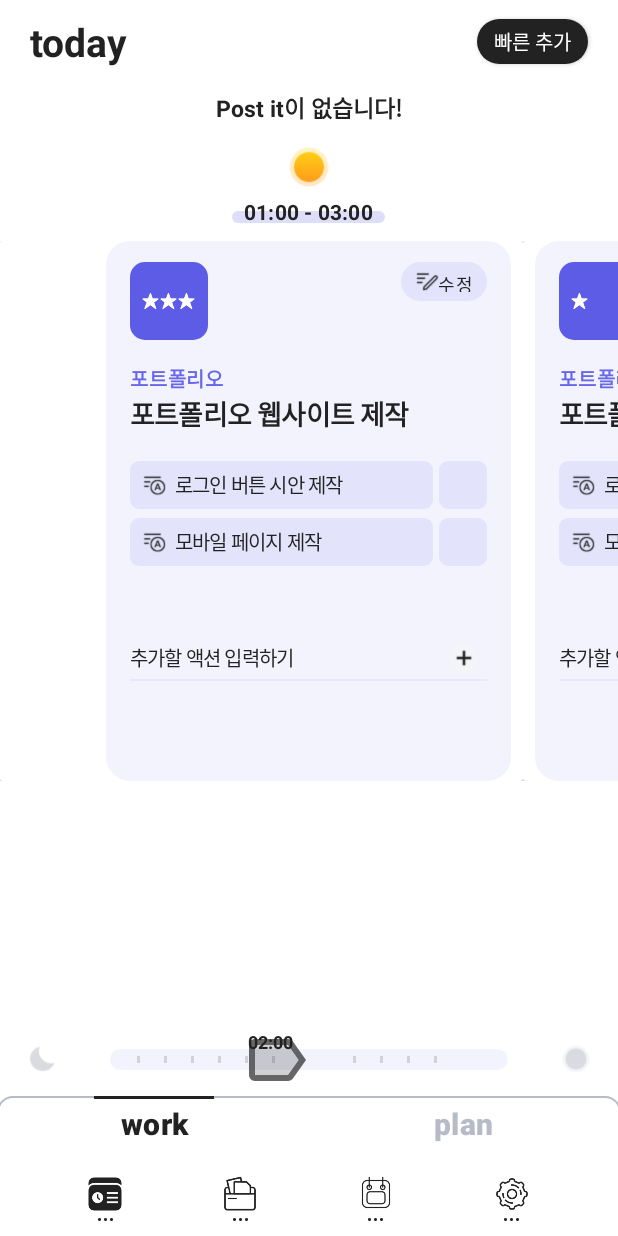
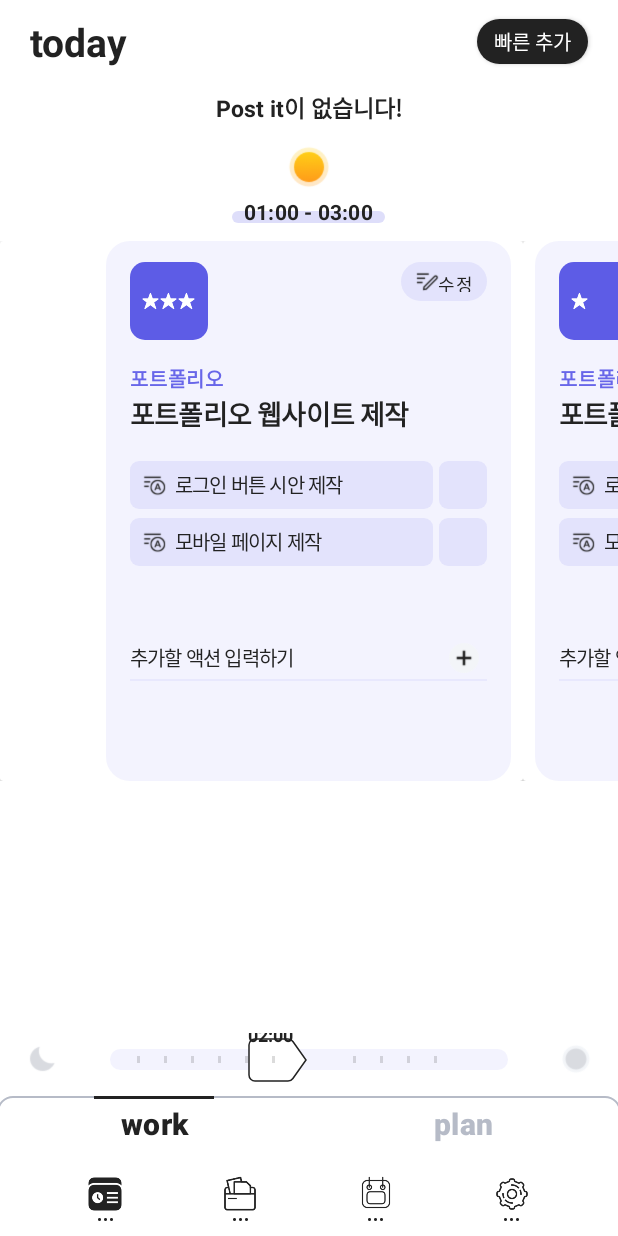
Before and after one commit to seonb2n/toodle_and_java, an Android app: the screen it shows after launch (TodayWorkActivity), on a phone screen of 412 x 824 dp. Run offline under Robolectric (Android 15) with nearby library versions, the light colour scheme and no system bars; libraries missing offline, so code that uses them is left out: com.franmontiel.persistentcookiejar, com.jakewharton.threetenabp, com.kakao.auth, com.kakao.network, com.kakao.usermgmt; 4 statements that could not run were skipped.

Commit message:
seek bar 움직임 추가, today wokr activity 완성(mock 데이터 포함)

```diff
--- a/ToodleToodle/app/src/main/java/com/origincurly/toodletoodle/TodayWorkActivity.java
+++ b/ToodleToodle/app/src/main/java/com/origincurly/toodletoodle/TodayWorkActivity.java
@@ -6,6 +6,7 @@ import android.util.Log;
 import android.view.KeyEvent;
 import android.view.View;
 import android.widget.RelativeLayout;
+import android.widget.SeekBar;
 import android.widget.TextView;
 import android.widget.Toast;
 
@@ -17,6 +18,7 @@ import com.origincurly.toodletoodle.list.PostitHorizontalAdapter;
 import com.origincurly.toodletoodle.list.TodayWorkAdapter;
 import com.origincurly.toodletoodle.list.TodayWorkCardViewItem;
 import com.origincurly.toodletoodle.list.TodayWorkToDoItem;
+import com.origincurly.toodletoodle.ui.CustomSeekBar;
 import com.origincurly.toodletoodle.util.ErrorCodeEnum;
 import com.origincurly.toodletoodle.util.NetworkManager;
 
@@ -58,6 +60,8 @@ public class TodayWorkActivity extends BasicActivity {
     private TextView todayTimeNowTextView;
 
     private LinearLayoutManager todayCardViewLayoutManager;
+    private CustomSeekBar todayTimeSeekBar;
+    private RelativeLayout cardView_null_layout;
 
     //endregion
 
@@ -88,8 +92,10 @@ public class TodayWorkActivity extends BasicActivity {
         todoCardView_RecyclerView.setLayoutManager(todayCardViewLayoutManager);
 
         new TodayWorkTask().execute();
-
         todayTimeNowTextView = findViewById(R.id.today_time_start_textView);
+        todayTimeSeekBar = findViewById(R.id.today_time_seekBar);
+        todayTimeSeekBar.setEnabled(false);
+        cardView_null_layout = findViewById(R.id.cardView_null_layout);
     }
 
     private void showWorkTime(String startTime, String endTime) {
@@ -99,6 +105,10 @@ public class TodayWorkActivity extends BasicActivity {
 
     private String convertDateTimeToString(LocalDateTime localDateTime) {
         return String.valueOf(localDateTime.getHour())+":" + String.valueOf(localDateTime.getMinute());
+    }
+
+    private int convertDateTimeToInt(LocalDateTime localDateTime) {
+        return (int)localDateTime.getHour();
     }
 
     private View.OnClickListener onClickPostitItem = new View.OnClickListener() {
@@ -187,6 +197,7 @@ public class TodayWorkActivity extends BasicActivity {
         postitHorizontalAdapter = new PostitHorizontalAdapter(mContext, onClickPostitItem);
 
         if (jsonArray.length() > 0) {
+
             for (int i = 0; i < jsonArray.length(); i++) {
                 try {
                     JSONObject jsonObject = jsonArray.getJSONObject(i);
@@ -310,6 +321,10 @@ public class TodayWorkActivity extends BasicActivity {
 
     private void setCardView(JSONArray jsonArray) {
 
+        if(jsonArray ==  null) {
+            cardView_null_layout.setVisibility(View.VISIBLE);
+        }
+
         //mock data
         todayWorkCardViewItems = new ArrayList<>();
         List<TodayWorkToDoItem> toDoItems = new ArrayList<>();
@@ -394,10 +409,14 @@ public class TodayWorkActivity extends BasicActivity {
                     }
                 }
 
-                //TODO 지금 보여지는 cardView 에 따라서 시간대와 밑에 seek bar 움직이게 만들기
+                //cardview 움직임에 따라 시간과 seek bar progress 변경
                 if(((LinearLayoutManager) Objects.requireNonNull(recyclerView.getLayoutManager())).findFirstCompletelyVisibleItemPosition() != -1) {
                     int nowPos = ((LinearLayoutManager) Objects.requireNonNull(recyclerView.getLayoutManager())).findFirstCompletelyVisibleItemPosition();
-                    showWorkTime(convertDateTimeToString(todayWorkCardViewItems.get(nowPos).startAt), convertDateTimeToString(todayWorkCardViewItems.get(nowPos).endAt));
+                    String nowStartTime = convertDateTimeToString(todayWorkCardViewItems.get(nowPos).startAt);
+                    String nowEndTime = convertDateTimeToString(todayWorkCardViewItems.get(nowPos).endAt);
+                    showWorkTime(nowStartTime, nowEndTime);
+                    todayTimeSeekBar.setOverlayText(nowStartTime);
+                    todayTimeSeekBar.setProgress(convertDateTimeToInt(todayWorkCardViewItems.get(nowPos).startAt), true);
                 }
             }
         }
--- a/ToodleToodle/app/src/main/java/com/origincurly/toodletoodle/ui/CustomSeekBar.java
+++ b/ToodleToodle/app/src/main/java/com/origincurly/toodletoodle/ui/CustomSeekBar.java
@@ -77,6 +77,7 @@ public class CustomSeekBar extends AppCompatSeekBar {
         textPaint.setTypeface(Typeface.DEFAULT_BOLD);
         textPaint.setTextAlign(Paint.Align.LEFT);
         textPaint.setColor(textColor);
+        textPaint.setTextSize(16);
         String nowTime = "02:00";
         setOverlayText(nowTime);
     }
@@ -146,7 +147,7 @@ public class CustomSeekBar extends AppCompatSeekBar {
         int middleOfThumbControl = (int) ((double) (width - leftRightPaddingSeekBar * 2) * percentProgress);
 
         float x = middleOfThumbControl + textWidth / 2;
-        float y = height - textHeight * 2 + (float)textHeight / 3;
+        float y = height - textHeight * 2;
         canvas.drawText(overlayText, x, y, textPaint);
     }
 
--- /dev/null
+++ b/ToodleToodle/app/src/main/res/drawable/custom_today_task_null.xml
@@ -0,0 +1,7 @@
+<?xml version="1.0" encoding="utf-8"?>
+<shape xmlns:android="http://schemas.android.com/apk/res/android"
+    android:shape="rectangle">
+    <corners android:radius="16dp"/>
+    <stroke android:width="1dp"
+        android:color="@color/today_task_null_back"/>
+</shape>
--- /dev/null
+++ b/ToodleToodle/app/src/main/res/drawable/ic_today_seekbar_thumb.xml
@@ -0,0 +1,11 @@
+<vector xmlns:android="http://schemas.android.com/apk/res/android"
+    android:width="48dp"
+    android:height="48dp"
+    android:viewportWidth="24"
+    android:viewportHeight="24">
+        <path
+            android:fillColor="@android:color/white"
+            android:pathData="M17.63,5.84C17.27,5.33 16.67,5 16,5L5,5.01C3.9,5.01 3,5.9 3,7v10c0,1.1 0.9,1.99 2,1.99L16,19c0.67,0 1.27,-0.33 1.63,-0.84L22,12l-4.37,-6.16z"
+            android:strokeWidth="0.5"
+            android:strokeColor="@color/today_basic_black" />
+</vector>
--- a/ToodleToodle/app/src/main/res/layout/activity_today_work.xml
+++ b/ToodleToodle/app/src/main/res/layout/activity_today_work.xml
@@ -85,7 +85,7 @@
             android:layout_width="30dp"
             android:layout_height="30dp"
             android:layout_centerHorizontal="true"
-            android:src="@drawable/ic_sun_30"/>
+            android:src="@drawable/ic_sun_30" />
 
     </RelativeLayout>
 
@@ -135,6 +135,34 @@
         android:layout_below="@id/todayNowTimeRelativeLayout"
         android:layout_marginTop="10dp">
 
+        <RelativeLayout
+            android:id="@+id/cardView_null_layout"
+            android:layout_width="270dp"
+            android:layout_height="match_parent"
+            android:layout_centerInParent="true"
+            android:background="@drawable/custom_today_task_null"
+            android:visibility="gone">
+
+            <TextView
+                android:layout_width="match_parent"
+                android:layout_height="wrap_content"
+                android:layout_marginTop="118dp"
+                android:gravity="center_horizontal"
+                android:letterSpacing="-0.04"
+                android:lineHeight="26sp"
+                android:lineSpacingExtra="9sp"
+                android:text="@string/today_work_cardView_null_text"
+                android:textSize="17sp" />
+
+            <ImageView
+                android:layout_width="match_parent"
+                android:layout_height="184dp"
+                android:layout_alignParentBottom="true"
+                android:src="@drawable/task_null_back_img" />
+
+        </RelativeLayout>
+
+
         <androidx.recyclerview.widget.RecyclerView
             android:id="@+id/today_work_RecyclerView"
             android:layout_width="match_parent"
@@ -157,6 +185,7 @@
             android:src="@drawable/ic_moon_24" />
 
         <com.origincurly.toodletoodle.ui.CustomSeekBar
+            android:id="@+id/today_time_seekBar"
             android:layout_width="match_parent"
             android:layout_height="wrap_content"
             android:layout_centerInParent="true"
@@ -170,7 +199,7 @@
             android:progress="10"
             android:progressDrawable="@drawable/custom_today_timestamp_imageview"
             android:src="@drawable/custom_today_timestamp_imageview"
-            android:thumb="@drawable/ic_twotone_label_24" />
+            android:thumb="@drawable/ic_today_seekbar_thumb" />
 
         <ImageView
             android:id="@+id/day_time_ImageView"
--- a/ToodleToodle/app/src/main/res/values/colors.xml
+++ b/ToodleToodle/app/src/main/res/values/colors.xml
@@ -251,6 +251,7 @@
     <color name="today_cardView_back">#125d5ce6</color>
     <color name="today_cardView_toDo_text_done">#40222222</color>
     <color name="today_basic_black">#222222</color>
+    <color name="today_task_null_back">#ededf2</color>
 
     <!--endregion-->
 
--- a/ToodleToodle/app/src/main/res/values/strings.xml
+++ b/ToodleToodle/app/src/main/res/values/strings.xml
@@ -299,6 +299,7 @@
     <string name="msg_project_id_list_load">프로젝트 정보를 불러오고 있습니다.</string>
     <string name="today_work_bottom_plan">plan</string>
     <string name="today_work_bottom_work">work</string>
+    <string name="today_work_cardView_null_text">태스크를 추가해보세요.</string>
 
     <!--endregion-->
 
```
Also changed, not shown: ToodleToodle/app/src/main/res/drawable/task_null_back_img.png (added).
